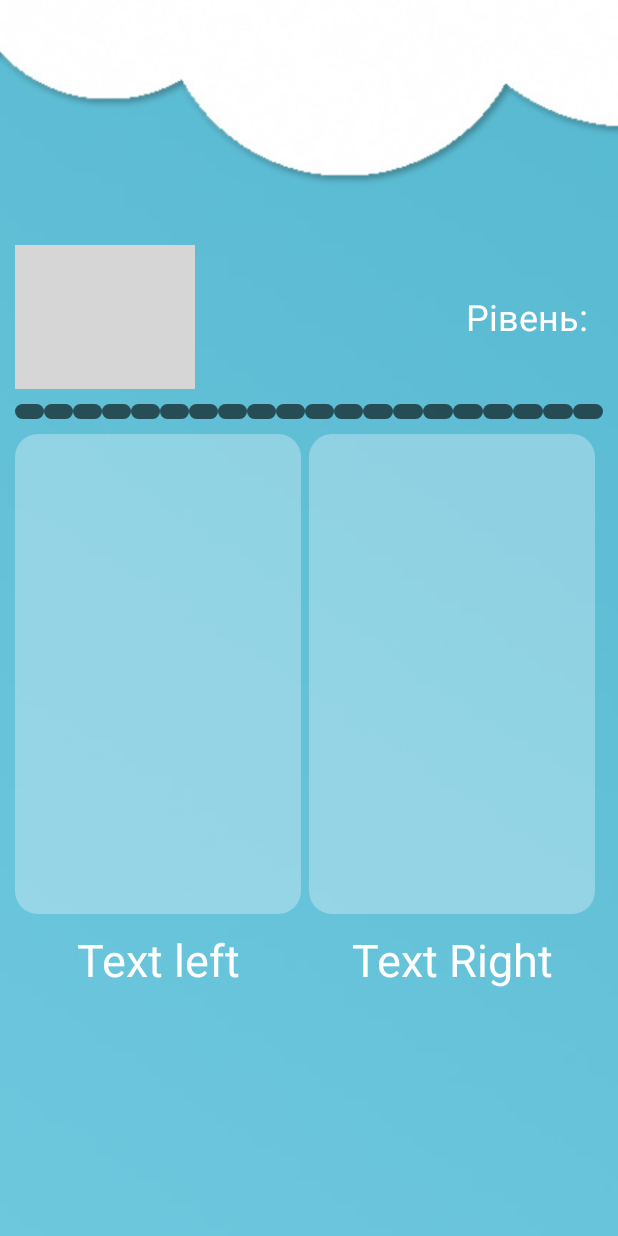
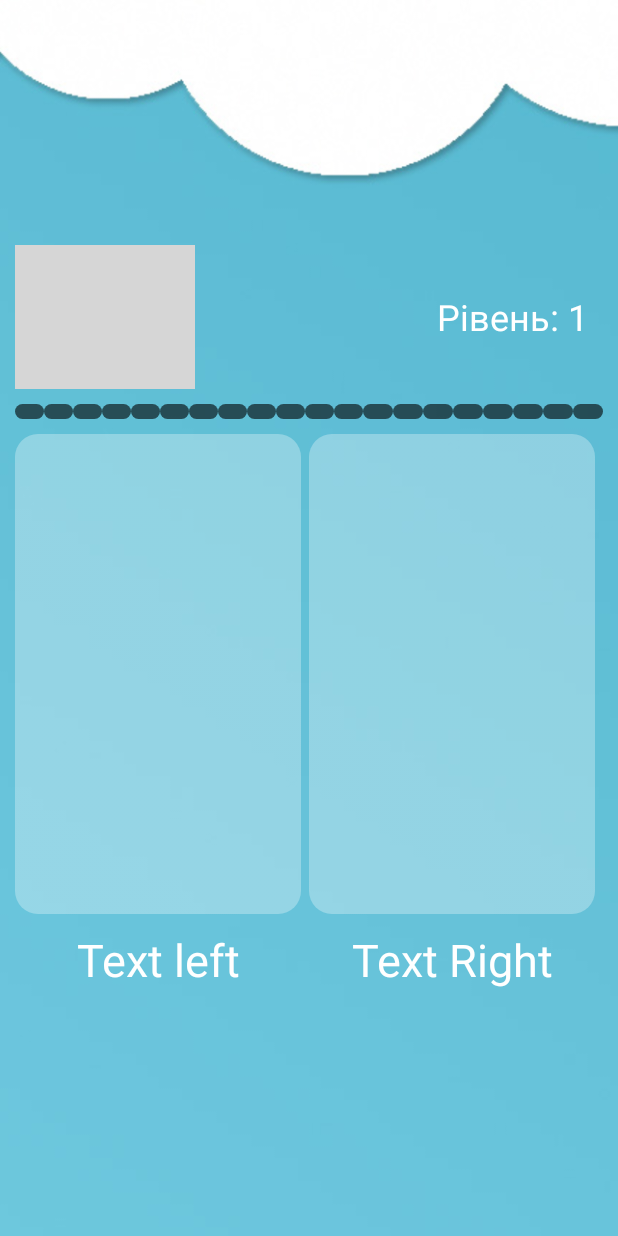
Before and after one commit to betelgeyzUA/quiz, an Android app: the Level1 screen opened directly, with no data from a screen before it, on a phone screen of 412 x 824 dp. Run offline under Robolectric (Android 15) with nearby library versions, the phone set to English and light mode, and no system bars; grey boxes are pictures that could not be loaded.

Commit message:
Add image

```diff
--- a/app/src/main/java/space/krasilnikov/quiz/Level1.java
+++ b/app/src/main/java/space/krasilnikov/quiz/Level1.java
@@ -28,6 +28,9 @@ public class Level1 extends AppCompatActivity {
         super.onCreate(savedInstanceState);
         EdgeToEdge.enable(this);
         setContentView(R.layout.universal);
+
+        TextView text_levels = findViewById(R.id.text_levels);
+        text_levels.setText(R.string.level_1);
 
         Button button_back = (Button)findViewById(R.id.button_back);
         button_back.setOnClickListener(new View.OnClickListener() {
--- a/app/src/main/res/values/strings.xml
+++ b/app/src/main/res/values/strings.xml
@@ -4,6 +4,7 @@
     <string name="back">Назад</string>
     <string name="press_exit">Натисніть ще раз, щоб вийти</string>
     <string name="level">Рівень:</string>
+    <string name="level_1">Рівень: 1</string>
     <string name="text_continue">Продовжити</string>
     <string name="x">X</string>
 </resources>
```
Also changed, not shown: app/src/main/res/drawable/one_level_eight.png (added), app/src/main/res/drawable/one_level_five.png (added), app/src/main/res/drawable/one_level_four.png (added), app/src/main/res/drawable/one_level_nine.png (added), app/src/main/res/drawable/one_level_one.png (added), app/src/main/res/drawable/one_level_seven.png (added), app/src/main/res/drawable/one_level_six.png (added), app/src/main/res/drawable/one_level_thee.png (added), app/src/main/res/drawable/one_level_two.png (added), app/src/main/res/drawable/one_level_zero.png (added).
